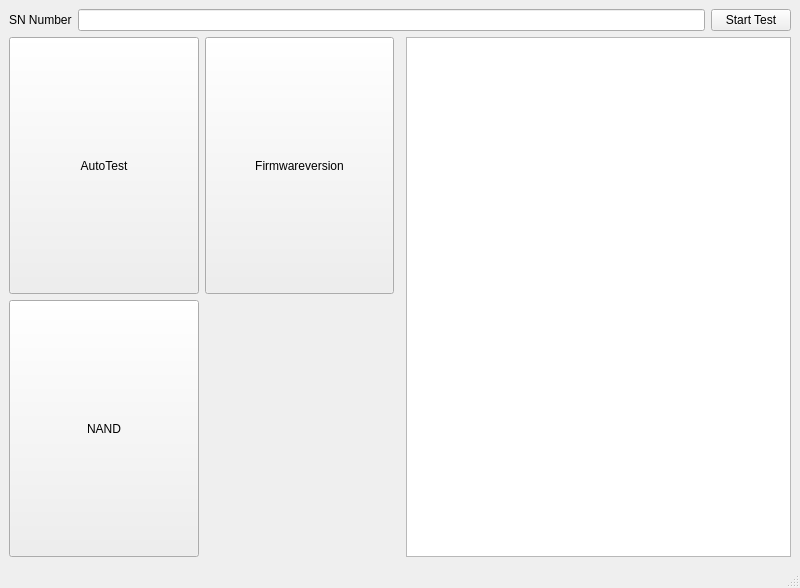
Qt form gui.ui (Wendy-Liao/cp_test2) before a commit.
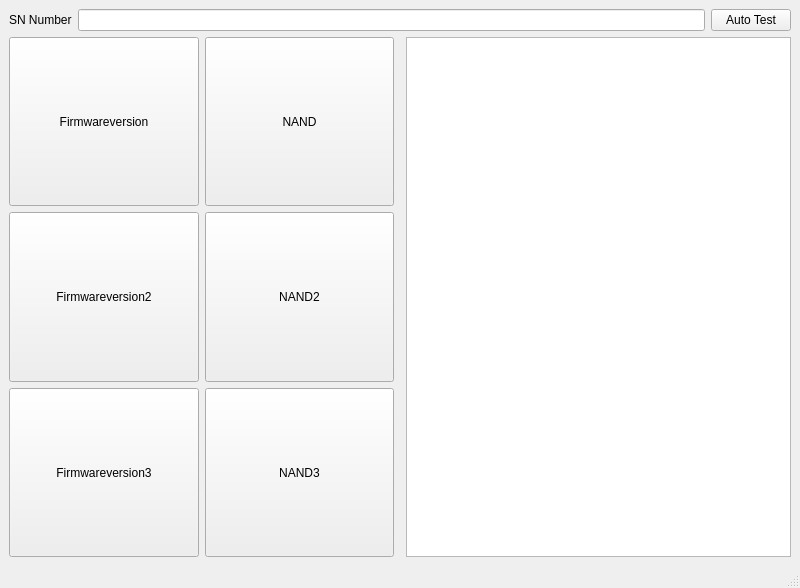
The same form after that commit.

Diff of the .ui file:
```diff
--- a/gui.ui
+++ b/gui.ui
@@ -20,7 +20,7 @@
       <item row="1" column="0">
        <layout class="QGridLayout" name="gridLayout_2">
         <item row="1" column="1">
-         <widget class="QPushButton" name="btnFirmwareversion">
+         <widget class="QPushButton" name="btnNand_2">
           <property name="sizePolicy">
            <sizepolicy hsizetype="Expanding" vsizetype="Expanding">
             <horstretch>0</horstretch>
@@ -28,11 +28,50 @@
            </sizepolicy>
           </property>
           <property name="text">
-           <string>Firmwareversion</string>
+           <string>NAND2</string>
           </property>
          </widget>
         </item>
         <item row="2" column="0">
+         <widget class="QPushButton" name="btnFirmwareversion_3">
+          <property name="sizePolicy">
+           <sizepolicy hsizetype="Expanding" vsizetype="Expanding">
+            <horstretch>0</horstretch>
+            <verstretch>0</verstretch>
+           </sizepolicy>
+          </property>
+          <property name="text">
+           <string>Firmwareversion3</string>
+          </property>
+         </widget>
+        </item>
+        <item row="2" column="1">
+         <widget class="QPushButton" name="btnNand_3">
+          <property name="sizePolicy">
+           <sizepolicy hsizetype="Expanding" vsizetype="Expanding">
+            <horstretch>0</horstretch>
+            <verstretch>0</verstretch>
+           </sizepolicy>
+          </property>
+          <property name="text">
+           <string>NAND3</string>
+          </property>
+         </widget>
+        </item>
+        <item row="1" column="0">
+         <widget class="QPushButton" name="btnFirmwareversion_2">
+          <property name="sizePolicy">
+           <sizepolicy hsizetype="Expanding" vsizetype="Expanding">
+            <horstretch>0</horstretch>
+            <verstretch>0</verstretch>
+           </sizepolicy>
+          </property>
+          <property name="text">
+           <string>Firmwareversion2</string>
+          </property>
+         </widget>
+        </item>
+        <item row="0" column="1">
          <widget class="QPushButton" name="btnNand">
           <property name="sizePolicy">
            <sizepolicy hsizetype="Expanding" vsizetype="Expanding">
@@ -45,8 +84,8 @@
           </property>
          </widget>
         </item>
-        <item row="1" column="0">
-         <widget class="QPushButton" name="btnAutotest">
+        <item row="0" column="0">
+         <widget class="QPushButton" name="btnFirmwareversion">
           <property name="sizePolicy">
            <sizepolicy hsizetype="Expanding" vsizetype="Expanding">
             <horstretch>0</horstretch>
@@ -54,7 +93,7 @@
            </sizepolicy>
           </property>
           <property name="text">
-           <string>AutoTest</string>
+           <string>Firmwareversion</string>
           </property>
          </widget>
         </item>
@@ -94,7 +133,7 @@
            </sizepolicy>
           </property>
           <property name="text">
-           <string>Start Test</string>
+           <string>Auto Test</string>
           </property>
          </widget>
         </item>
```
Left out of the diff: 8 changed lines with no effect on the pictures.
